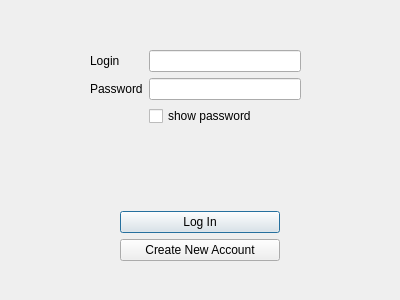
Before: the Qt Designer form client/login.ui in Taifin/ChitChat, drawn with Qt 5.
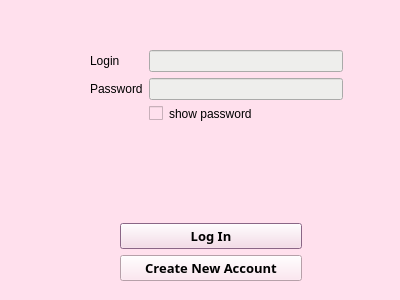
After: the same form once the commit is applied.

```diff
--- a/client/login.ui
+++ b/client/login.ui
@@ -13,13 +13,18 @@
   <property name="windowTitle">
    <string>Dialog</string>
   </property>
+  <property name="styleSheet">
+   <string notr="true">background-color: rgb(255, 224, 237);
+border-color: rgb(173, 127, 168);
+border-top-color: rgb(173, 127, 168);</string>
+  </property>
   <widget class="QWidget" name="formLayoutWidget">
    <property name="geometry">
     <rect>
      <x>90</x>
      <y>50</y>
-     <width>211</width>
-     <height>109</height>
+     <width>253</width>
+     <height>115</height>
     </rect>
    </property>
    <layout class="QFormLayout" name="formLayout">
@@ -31,7 +36,12 @@
      </widget>
     </item>
     <item row="0" column="1">
-     <widget class="QLineEdit" name="login_line_edit"/>
+     <widget class="QLineEdit" name="login_line_edit">
+      <property name="styleSheet">
+       <string notr="true">selection-background-color: rgb(239, 41, 41);
+background-color: rgb(238, 238, 236);</string>
+      </property>
+     </widget>
     </item>
     <item row="1" column="0">
      <widget class="QLabel" name="password_label">
@@ -42,6 +52,10 @@
     </item>
     <item row="1" column="1">
      <widget class="QLineEdit" name="password_line_edit">
+      <property name="styleSheet">
+       <string notr="true">selection-background-color: rgb(239, 41, 41);
+background-color: rgb(238, 238, 236);</string>
+      </property>
       <property name="echoMode">
        <enum>QLineEdit::Password</enum>
       </property>
@@ -49,6 +63,10 @@
     </item>
     <item row="2" column="1">
      <widget class="QCheckBox" name="show_password_check_box">
+      <property name="styleSheet">
+       <string notr="true">alternate-background-color: rgb(238, 238, 236);
+font: 11pt &quot;Source Code Pro&quot;;</string>
+      </property>
       <property name="text">
        <string>show password</string>
       </property>
@@ -61,8 +79,8 @@
     <rect>
      <x>120</x>
      <y>180</y>
-     <width>160</width>
-     <height>81</height>
+     <width>182</width>
+     <height>101</height>
     </rect>
    </property>
    <layout class="QVBoxLayout" name="verticalLayout">
@@ -81,6 +99,18 @@
     </item>
     <item>
      <widget class="QPushButton" name="log_in_button">
+      <property name="font">
+       <font>
+        <family>Source Code Pro</family>
+        <pointsize>10</pointsize>
+        <italic>false</italic>
+        <bold>true</bold>
+       </font>
+      </property>
+      <property name="styleSheet">
+       <string notr="true">selection-background-color: rgb(173, 127, 168);
+font: 700 10pt &quot;Source Code Pro&quot;;</string>
+      </property>
       <property name="text">
        <string>Log In</string>
       </property>
@@ -88,6 +118,18 @@
     </item>
     <item>
      <widget class="QPushButton" name="create_new_account_button">
+      <property name="font">
+       <font>
+        <family>Source Code Pro</family>
+        <pointsize>10</pointsize>
+        <italic>false</italic>
+        <bold>true</bold>
+       </font>
+      </property>
+      <property name="styleSheet">
+       <string notr="true">selection-background-color: rgb(173, 127, 168);
+font: 700 10pt &quot;Source Code Pro&quot;;</string>
+      </property>
       <property name="text">
        <string>Create New Account</string>
       </property>
```
Left out of the diff: 6 changed lines with no effect on the pictures.
